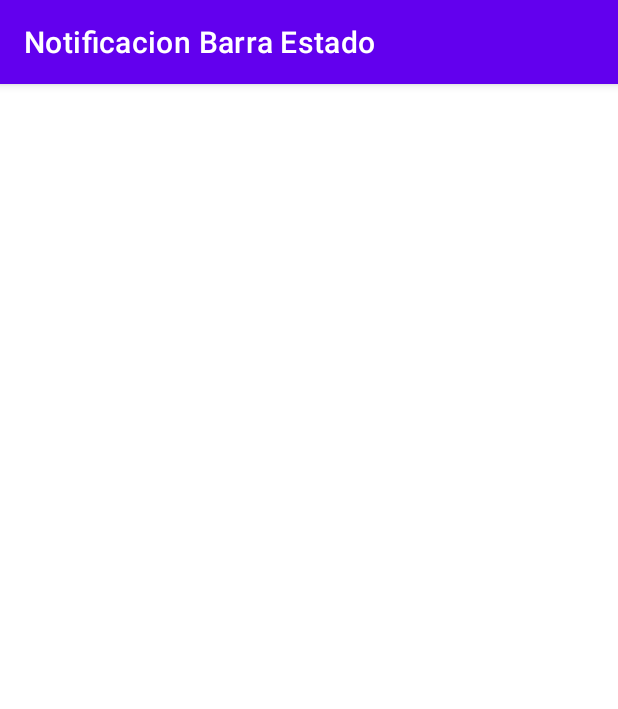
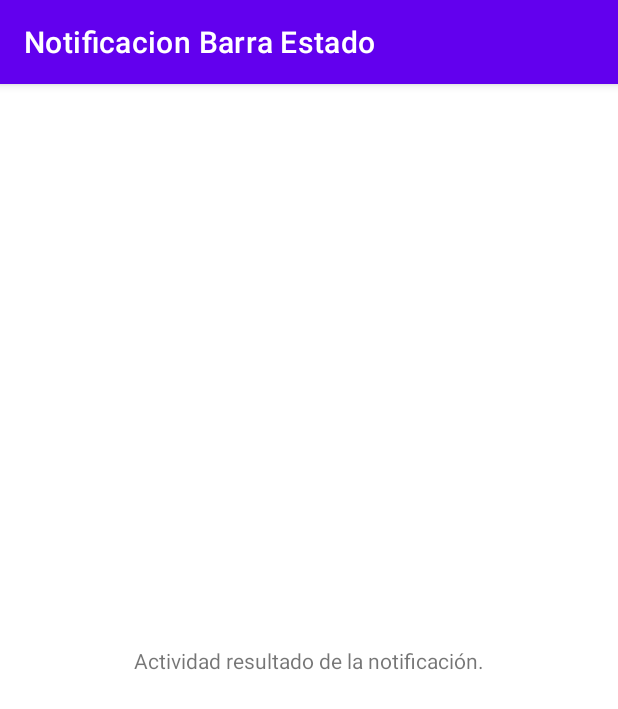
Before and after one commit to Diegobalay1/Notificacion_Barra_Estado, an Android app: the ActividadResultado screen opened directly, with no data from a screen before it, on a phone screen of 412 x 824 dp. Shown: the top 709 px of the screen. Run offline under Robolectric (Android 15) with nearby library versions, the phone set to English and light mode, and no system bars.

Commit message:
Commit de lanzamiento de la notificación. Obtenemos instancia de NotificationManagerCompat y usamos método notify.

```diff
--- a/app/src/main/java/com/diego/kotlin/notificacionbarraestado/MainActivity.kt
+++ b/app/src/main/java/com/diego/kotlin/notificacionbarraestado/MainActivity.kt
@@ -6,6 +6,7 @@ import androidx.appcompat.app.AppCompatActivity
 import android.os.Bundle
 import android.widget.Button
 import androidx.core.app.NotificationCompat
+import androidx.core.app.NotificationManagerCompat
 
 class MainActivity : AppCompatActivity() {
     public val CHANNEL_ID = "channel_id"
@@ -28,6 +29,10 @@ class MainActivity : AppCompatActivity() {
                                                                 PendingIntent.FLAG_UPDATE_CURRENT)
             builder.setContentIntent(pendingIntent)
 
+            val NOTIF_ID = 1
+            val notificationManager = NotificationManagerCompat.from(this@MainActivity)
+            notificationManager.notify(NOTIF_ID, builder.build())
+
         }
 
     }
--- a/app/src/main/res/layout/activity_actividad_resultado.xml
+++ b/app/src/main/res/layout/activity_actividad_resultado.xml
@@ -6,4 +6,13 @@
     android:layout_height="match_parent"
     tools:context=".ActividadResultado">
 
+    <TextView
+        android:id="@+id/textView2"
+        android:layout_width="wrap_content"
+        android:layout_height="wrap_content"
+        android:text="Actividad resultado de la notificación."
+        app:layout_constraintBottom_toBottomOf="parent"
+        app:layout_constraintEnd_toEndOf="parent"
+        app:layout_constraintStart_toStartOf="parent"
+        app:layout_constraintTop_toTopOf="parent" />
 </androidx.constraintlayout.widget.ConstraintLayout>
```
